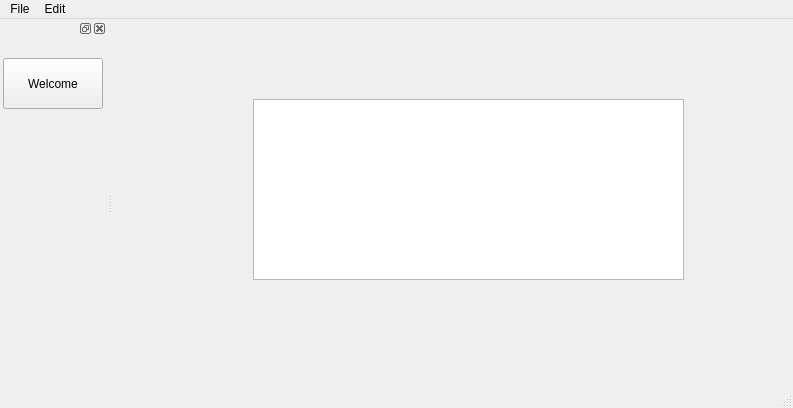
First picture: the form in resource_files/mainwindow.ui, repository wen2ms/qt_start, before the edit.
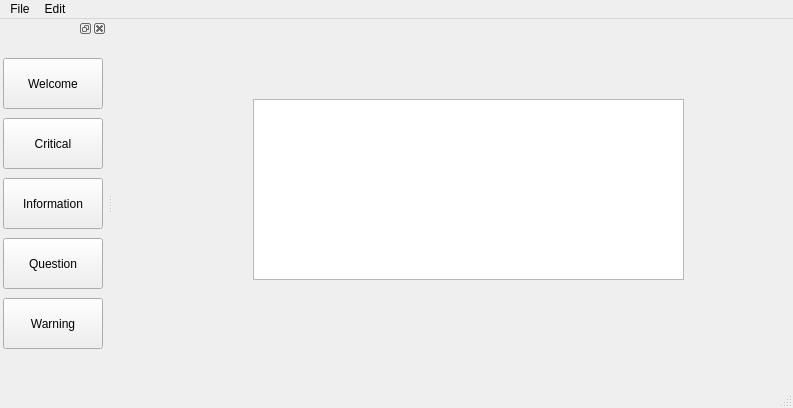
Second picture: the form after the edit.

Commit message: Feat: message box

The edit to the form file:
```diff
--- a/resource_files/mainwindow.ui
+++ b/resource_files/mainwindow.ui
@@ -80,6 +80,58 @@
       <string>Welcome</string>
      </property>
     </widget>
+    <widget class="QPushButton" name="pushButton_critical">
+     <property name="geometry">
+      <rect>
+       <x>3</x>
+       <y>80</y>
+       <width>100</width>
+       <height>51</height>
+      </rect>
+     </property>
+     <property name="text">
+      <string>Critical</string>
+     </property>
+    </widget>
+    <widget class="QPushButton" name="pushButton_information">
+     <property name="geometry">
+      <rect>
+       <x>3</x>
+       <y>140</y>
+       <width>100</width>
+       <height>51</height>
+      </rect>
+     </property>
+     <property name="text">
+      <string>Information</string>
+     </property>
+    </widget>
+    <widget class="QPushButton" name="pushButton_question">
+     <property name="geometry">
+      <rect>
+       <x>3</x>
+       <y>200</y>
+       <width>100</width>
+       <height>51</height>
+      </rect>
+     </property>
+     <property name="text">
+      <string>Question</string>
+     </property>
+    </widget>
+    <widget class="QPushButton" name="pushButton_warning">
+     <property name="geometry">
+      <rect>
+       <x>3</x>
+       <y>260</y>
+       <width>100</width>
+       <height>51</height>
+      </rect>
+     </property>
+     <property name="text">
+      <string>Warning</string>
+     </property>
+    </widget>
    </widget>
   </widget>
   <widget class="QStatusBar" name="statusBar"/>
```
Left out of the diff: 2 changed lines with no effect on the pictures. The commit also changes 2 other files.
